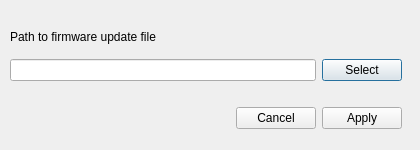
Above: qt/firmware_update_dialog.ui from bbogush/nand_programmer before the change. Below: the same form after it.
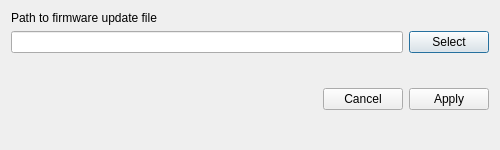
That is the form after the change.

Commit message: Fixed firwmare update dialog

```diff
--- a/qt/firmware_update_dialog.ui
+++ b/qt/firmware_update_dialog.ui
@@ -9,7 +9,7 @@
    <rect>
     <x>0</x>
     <y>0</y>
-    <width>420</width>
+    <width>500</width>
     <height>150</height>
    </rect>
   </property>
@@ -21,33 +21,33 @@
   </property>
   <property name="minimumSize">
    <size>
-    <width>420</width>
+    <width>500</width>
     <height>150</height>
    </size>
   </property>
   <property name="maximumSize">
    <size>
-    <width>420</width>
+    <width>500</width>
     <height>150</height>
    </size>
   </property>
   <property name="windowTitle">
    <string>Firmware update</string>
   </property>
-  <widget class="QWidget" name="">
-   <property name="geometry">
-    <rect>
-     <x>10</x>
-     <y>20</y>
-     <width>392</width>
-     <height>109</height>
-    </rect>
-   </property>
    <layout class="QVBoxLayout" name="verticalLayout_2">
     <item>
      <layout class="QVBoxLayout" name="verticalLayout">
+     <property name="sizeConstraint">
+      <enum>QLayout::SetMaximumSize</enum>
+     </property>
       <item>
        <widget class="QLabel" name="pathLabel">
+       <property name="sizePolicy">
+        <sizepolicy hsizetype="Expanding" vsizetype="Minimum">
+         <horstretch>0</horstretch>
+         <verstretch>0</verstretch>
+        </sizepolicy>
+       </property>
         <property name="text">
          <string>Path to firmware update file</string>
         </property>
@@ -55,11 +55,20 @@
       </item>
       <item>
        <layout class="QHBoxLayout" name="horizontalLayout">
+       <property name="sizeConstraint">
+        <enum>QLayout::SetMinimumSize</enum>
+       </property>
         <item>
          <widget class="QLineEdit" name="filePathEdit">
+         <property name="sizePolicy">
+          <sizepolicy hsizetype="Expanding" vsizetype="Minimum">
+           <horstretch>0</horstretch>
+           <verstretch>0</verstretch>
+          </sizepolicy>
+         </property>
           <property name="minimumSize">
            <size>
-            <width>300</width>
+           <width>200</width>
             <height>0</height>
            </size>
           </property>
@@ -76,24 +85,14 @@
       </item>
      </layout>
     </item>
-    <item>
-     <spacer name="verticalSpacer">
-      <property name="orientation">
-       <enum>Qt::Vertical</enum>
-      </property>
-      <property name="sizeType">
-       <enum>QSizePolicy::Fixed</enum>
-      </property>
-      <property name="sizeHint" stdset="0">
-       <size>
-        <width>20</width>
-        <height>20</height>
-       </size>
-      </property>
-     </spacer>
-    </item>
     <item>
      <widget class="QDialogButtonBox" name="buttonBox">
+     <property name="sizePolicy">
+      <sizepolicy hsizetype="Preferred" vsizetype="Expanding">
+       <horstretch>0</horstretch>
+       <verstretch>0</verstretch>
+      </sizepolicy>
+     </property>
       <property name="orientation">
        <enum>Qt::Horizontal</enum>
       </property>
@@ -103,7 +102,6 @@
      </widget>
     </item>
    </layout>
-  </widget>
  </widget>
  <resources/>
  <connections>
```
Lines whose indentation alone changed are shown as unchanged.
